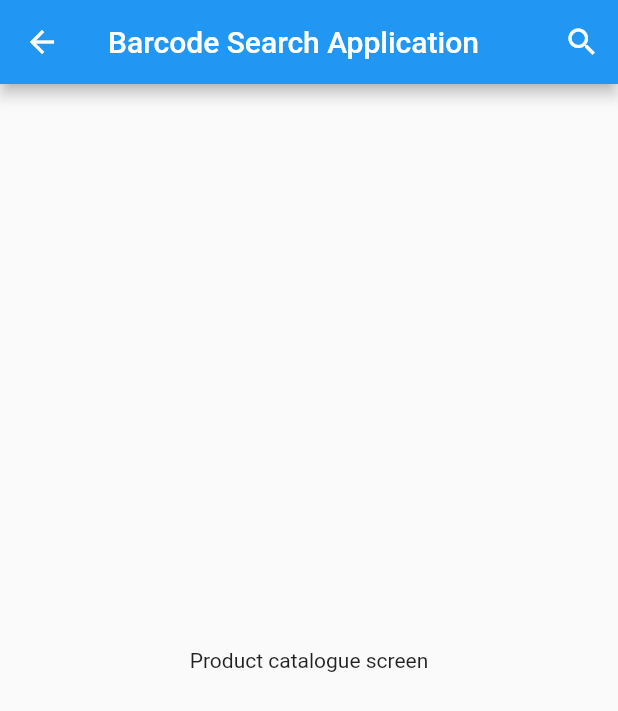
After one commit to Amitbhave/flutter-barcode-search, a Flutter app: the screen it shows after launch, after a tap on "FUTURE search example", on a phone screen of 412 x 824 dp. The commit adds this screen. Shown: the top 711 px of the screen. Run offline on Flutter 3.47's test engine with Material 2 defaults, Android fonts, the phone set to English and light mode, and no system bars; missing offline and left inert: barcode_scan.

Commit message:
Update example to demonstrate building suggestions via backend call

```diff
--- /dev/null
+++ b/lib/future_search_example.dart
@@ -0,0 +1,24 @@
+import 'package:barcode_search/widgets/product_search_with_api.dart';
+import 'package:flutter/material.dart';
+
+class FutureSearchExample extends StatelessWidget {
+  @override
+  Widget build(BuildContext context) {
+    return Scaffold(
+      appBar: AppBar(
+        title: Text('Barcode Search Application'),
+        actions: [
+          IconButton(
+            icon: Icon(Icons.search),
+            onPressed: () {
+              showSearch(context: context, delegate: ProductSearchWithApi());
+            },
+          ),
+        ],
+      ),
+      body: Center(
+        child: Text('Product catalogue screen'),
+      ),
+    );
+  }
+}
--- a/lib/main.dart
+++ b/lib/main.dart
@@ -1,10 +1,14 @@
+import 'package:barcode_search/future_search_example.dart';
 import 'package:barcode_search/widgets/product_search.dart';
 import 'package:flutter/material.dart';
 
 void main() {
-  runApp(MaterialApp(
-    home: BarcodeSearch(),
-  ));
+  runApp(
+    MaterialApp(
+      debugShowCheckedModeBanner: false,
+      home: BarcodeSearch(),
+    ),
+  );
 }
 
 class BarcodeSearch extends StatelessWidget {
@@ -23,8 +27,10 @@ class BarcodeSearch extends StatelessWidget {
         ],
       ),
       body: Center(
-        child: Text(
-          'Product Catalogue Screen',
+        child: ElevatedButton(
+          child: Text('FUTURE search example'),
+          onPressed: () => Navigator.of(context).push(
+              MaterialPageRoute(builder: (context) => FutureSearchExample())),
         ),
       ),
     );
```
Also changed, not shown: lib/widgets/product_search_with_api.dart (added, +115 -0 lines), pubspec.lock, 1 other file.
